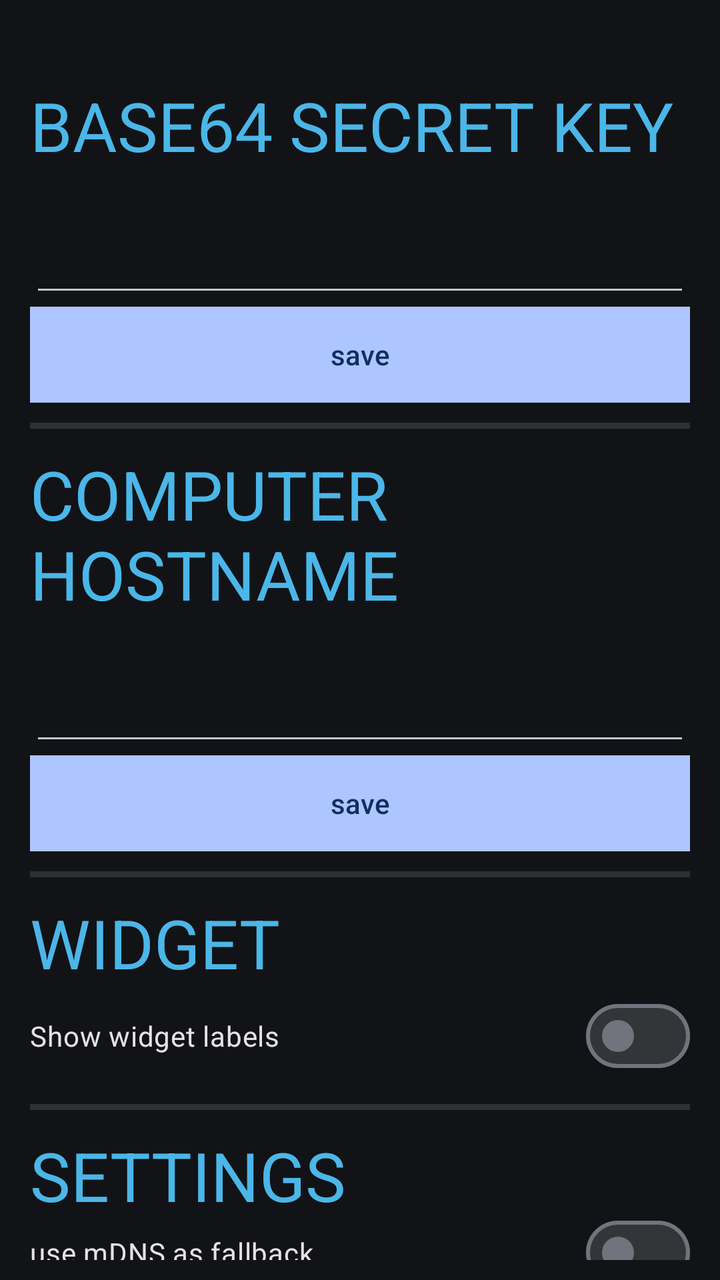
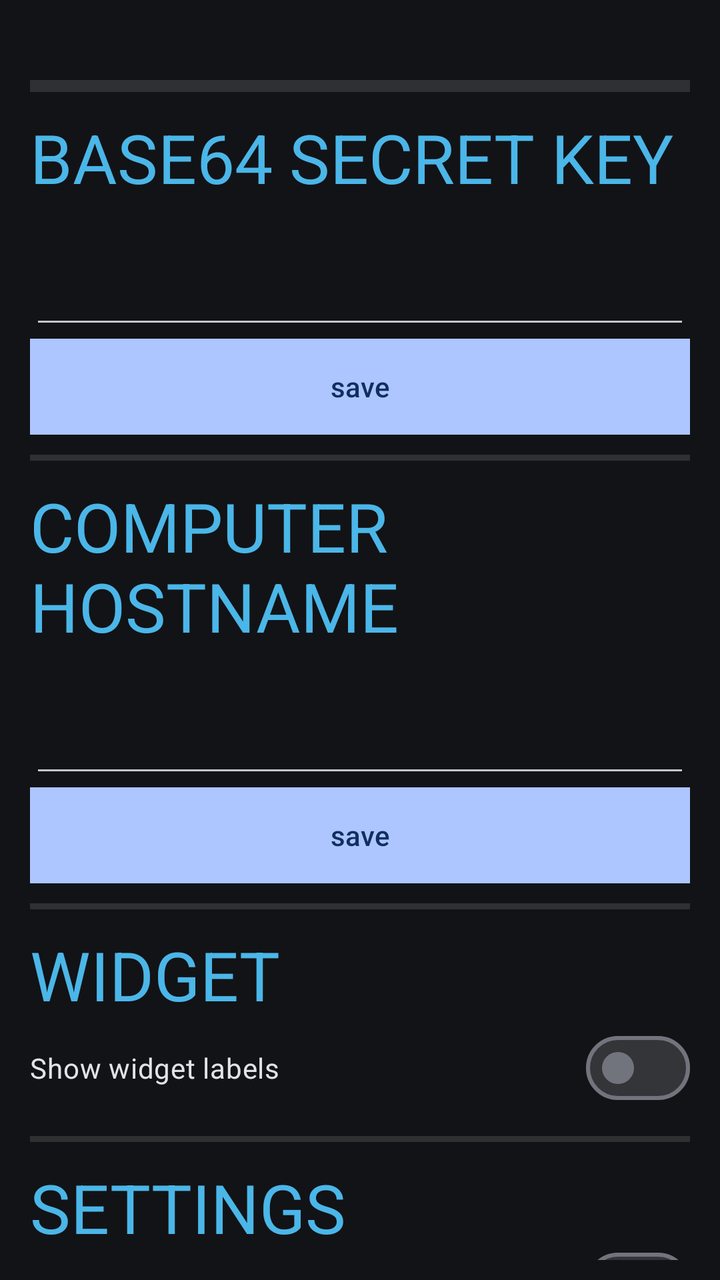

The first picture is an Android layout as it rendered before a commit; the second is the same layout after the commit. The layout source and the unified diff follow.
<!-- AndroidManifest.xml: application theme Theme.Material3.DynamicColors.Dark.NoActionBar -->
<!-- res/layout/main_activity.xml -->
<?xml version="1.0" encoding="utf-8"?>
<LinearLayout xmlns:android="http://schemas.android.com/apk/res/android"
    xmlns:app="http://schemas.android.com/apk/res-auto"
    xmlns:tools="http://schemas.android.com/tools"
    android:layout_width="match_parent"
    android:layout_height="match_parent"
    android:background="?android:attr/colorBackground"
    android:gravity="center_horizontal"
    android:orientation="vertical"
    android:paddingHorizontal="15dp"
    android:paddingTop="40dp">

    <LinearLayout
        android:layout_width="match_parent"
        android:layout_height="wrap_content"
        android:gravity="center"
        android:orientation="vertical"
        android:paddingBottom="10dp">

        <TextView
            android:id="@+id/secret_key_label"
            android:layout_width="match_parent"
            android:layout_height="wrap_content"
            android:text="BASE64 SECRET KEY"
            android:textAppearance="@style/TextAppearance.AppCompat.Display1"
            android:textColor="@color/material_dynamic_primary70"
            android:textFontWeight="500" />

        <EditText
            android:id="@+id/secret_key_text_entry"
            android:layout_width="match_parent"
            android:layout_height="68dp"
            android:ems="10"
            android:inputType="text|textVisiblePassword|textNoSuggestions" />

        <Button
            android:id="@+id/secret_key_save_button"
            android:layout_width="match_parent"
            android:layout_height="wrap_content"
            android:background="@color/material_dynamic_neutral40"
            android:text="save" />

    </LinearLayout>

    <View
        android:id="@+id/divider"
        android:layout_width="match_parent"
        android:layout_height="3dp"
        android:background="?android:attr/listDivider" />

    <LinearLayout
        android:layout_width="match_parent"
        android:layout_height="wrap_content"
        android:gravity="center"
        android:orientation="vertical"
        android:paddingTop="10dp"
        android:paddingBottom="10dp">

        <TextView
            android:id="@+id/computer_hostname_label"
            android:layout_width="match_parent"
            android:layout_height="wrap_content"
            android:text="COMPUTER HOSTNAME"
            android:textAppearance="@style/TextAppearance.AppCompat.Display1"
            android:textColor="@color/material_dynamic_primary70"
            android:textFontWeight="500" />

        <EditText
            android:id="@+id/computer_hostname_text_entry"
            android:layout_width="match_parent"
            android:layout_height="68dp"
            android:ems="10"
            android:inputType="text|textNoSuggestions" />

        <Button
            android:id="@+id/computer_hostname_save_button"
            android:layout_width="match_parent"
            android:layout_height="wrap_content"
            android:background="@color/material_dynamic_neutral40"
            android:text="save" />

    </LinearLayout>

    <View
        android:layout_width="match_parent"
        android:layout_height="3dp"
        android:background="?android:attr/listDivider" />

    <LinearLayout
        android:layout_width="match_parent"
        android:layout_height="wrap_content"
        android:orientation="vertical"
        android:paddingVertical="10dp">

        <TextView
            android:id="@+id/textView"
            android:layout_width="match_parent"
            android:layout_height="wrap_content"
            android:text="WIDGET"
            android:textAppearance="@style/TextAppearance.AppCompat.Display1"
            android:textColor="@color/material_dynamic_primary70" />

        <com.google.android.material.materialswitch.MaterialSwitch
            android:id="@+id/showLabelsSwitch"
            android:layout_width="match_parent"
            android:layout_height="wrap_content"
            android:checked="false"
            android:text="Show widget labels"
            tools:checked="true" />
    </LinearLayout>

    <View
        android:layout_width="match_parent"
        android:layout_height="3dp"
        android:background="?android:attr/listDivider" />

    <LinearLayout
        android:layout_width="match_parent"
        android:layout_height="match_parent"
        android:paddingVertical="10dp"
        android:orientation="vertical">

        <TextView
            android:layout_width="match_parent"
            android:layout_height="wrap_content"
            android:textAppearance="@style/TextAppearance.AppCompat.Display1"
            android:textColor="@color/material_dynamic_primary70"
            android:textFontWeight="500"
            android:text="SETTINGS" />
        <com.google.android.material.materialswitch.MaterialSwitch
            android:id="@+id/useMdnsFallbackSwitch"
            android:layout_width="match_parent"
            android:layout_height="wrap_content"
            android:text="use mDNS as fallback"/>
    </LinearLayout>

</LinearLayout>
<!-- resources referenced by this layout -->
<resources>

</resources>

<!-- the commit's change to res/layout/main_activity.xml (unified diff, before → after) -->
@@ -9,10 +9,29 @@
     android:orientation="vertical"
     android:paddingHorizontal="15dp"
     android:paddingTop="40dp">
+    <View
+        android:layout_width="match_parent"
+        android:layout_height="3dp"
+        android:background="?android:attr/listDivider" />
+
+    <LinearLayout
+        android:id="@+id/inAppWidgetLayout"
+        android:layout_width="match_parent"
+        android:layout_height="wrap_content"
+        android:gravity="center"
+        android:orientation="vertical">
+
+    </LinearLayout>
+
+    <View
+        android:layout_width="match_parent"
+        android:layout_height="3dp"
+        android:background="?android:attr/listDivider" />
 
     <LinearLayout
         android:layout_width="match_parent"
         android:layout_height="wrap_content"
+        android:paddingTop="10dp"
         android:gravity="center"
         android:orientation="vertical"
         android:paddingBottom="10dp">
